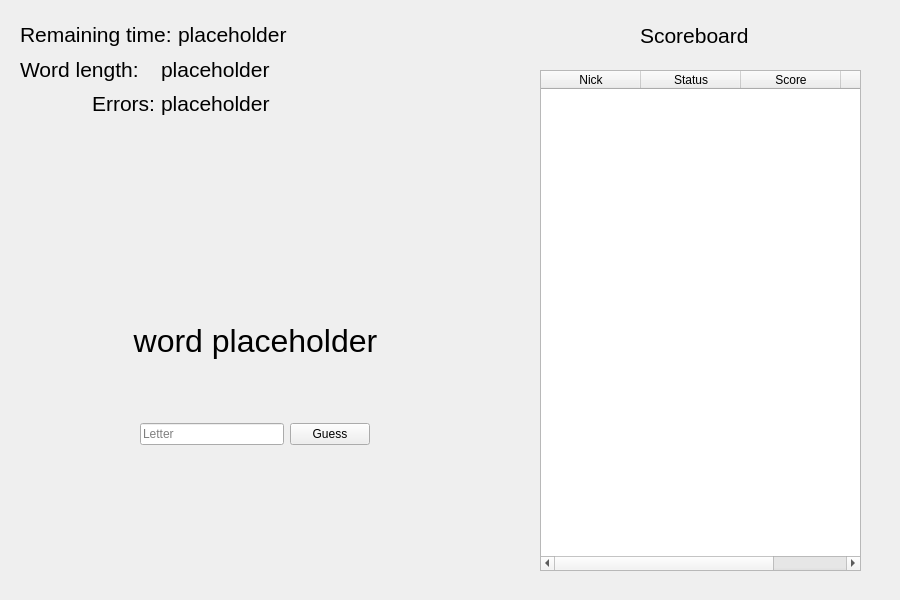
Above: src/client/GameWidget.ui from mikolajdlugolecki/hangman-online before the change. Below: the same form after it.
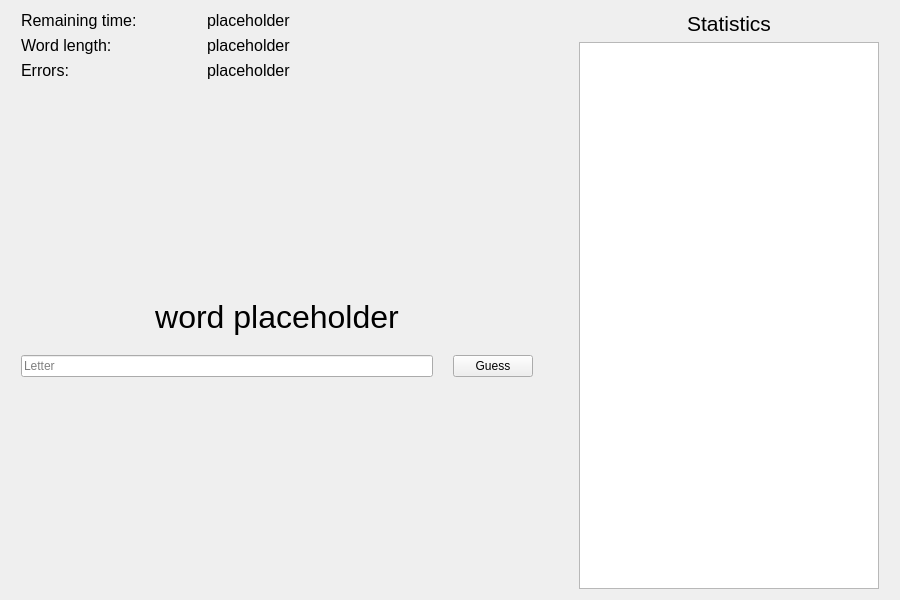
That is the form after the change.

Commit message: Add better base for game stats

```diff
--- a/src/client/GameWidget.ui
+++ b/src/client/GameWidget.ui
@@ -13,15 +13,16 @@
   <property name="windowTitle">
    <string>Form</string>
   </property>
+  <layout class="QGridLayout" name="gridLayout_2">
+   <item row="0" column="1">
+    <layout class="QGridLayout" name="gridLayout">
+     <item row="7" column="0">
+      <layout class="QVBoxLayout" name="verticalLayout">
+       <property name="spacing">
+        <number>20</number>
+       </property>
+       <item>
   <widget class="QLabel" name="maskedWordLabel">
-   <property name="geometry">
-    <rect>
-     <x>60</x>
-     <y>310</y>
-     <width>391</width>
-     <height>61</height>
-    </rect>
-   </property>
    <property name="font">
     <font>
      <pointsize>24</pointsize>
@@ -37,15 +38,8 @@
     <set>Qt::AlignCenter</set>
    </property>
   </widget>
-  <widget class="QWidget" name="layoutWidget">
-   <property name="geometry">
-    <rect>
-     <x>140</x>
-     <y>420</y>
-     <width>230</width>
-     <height>28</height>
-    </rect>
-   </property>
+       </item>
+       <item>
    <layout class="QHBoxLayout" name="horizontalLayout_3">
     <item>
      <widget class="QLineEdit" name="guessLineEdit">
@@ -68,160 +62,282 @@
      </widget>
     </item>
    </layout>
-  </widget>
-  <widget class="QTableWidget" name="statsTable">
-   <property name="enabled">
-    <bool>true</bool>
-   </property>
-   <property name="geometry">
-    <rect>
-     <x>540</x>
-     <y>70</y>
-     <width>321</width>
-     <height>501</height>
-    </rect>
-   </property>
-   <property name="cornerButtonEnabled">
-    <bool>true</bool>
-   </property>
-   <column>
-    <property name="text">
-     <string>Nick</string>
-    </property>
-   </column>
-   <column>
-    <property name="text">
-     <string>Status</string>
-    </property>
-   </column>
-   <column>
-    <property name="text">
-     <string>Score</string>
-    </property>
-   </column>
-   <column>
-    <property name="text">
-     <string>Errors</string>
-    </property>
-   </column>
-  </widget>
-  <widget class="QLabel" name="label_4">
-   <property name="geometry">
-    <rect>
-     <x>640</x>
-     <y>20</y>
-     <width>111</width>
-     <height>31</height>
-    </rect>
-   </property>
-   <property name="font">
-    <font>
-     <pointsize>16</pointsize>
-    </font>
-   </property>
-   <property name="text">
-    <string>Scoreboard</string>
-   </property>
-  </widget>
-  <widget class="QWidget" name="layoutWidget">
-   <property name="geometry">
-    <rect>
-     <x>20</x>
-     <y>20</y>
-     <width>275</width>
-     <height>98</height>
-    </rect>
-   </property>
-   <layout class="QVBoxLayout" name="verticalLayout">
-    <item>
-     <layout class="QHBoxLayout" name="horizontalLayout">
-      <item>
-       <widget class="QLabel" name="label_3">
-        <property name="font">
-         <font>
-          <pointsize>16</pointsize>
-         </font>
-        </property>
-        <property name="text">
-         <string>Remaining time:</string>
-        </property>
-       </widget>
-      </item>
-      <item>
-       <widget class="QLabel" name="timeLabel">
-        <property name="font">
-         <font>
-          <pointsize>16</pointsize>
-         </font>
-        </property>
-        <property name="text">
-         <string>placeholder</string>
-        </property>
-       </widget>
-      </item>
-     </layout>
-    </item>
-    <item>
-     <layout class="QHBoxLayout" name="horizontalLayout_2">
-      <item>
-       <widget class="QLabel" name="label">
-        <property name="font">
-         <font>
-          <pointsize>16</pointsize>
-         </font>
-        </property>
-        <property name="text">
-         <string>Word length:</string>
-        </property>
-       </widget>
-      </item>
-      <item>
-       <widget class="QLabel" name="wordLengthLabel">
-        <property name="font">
-         <font>
-          <pointsize>16</pointsize>
-         </font>
-        </property>
-        <property name="text">
-         <string>placeholder</string>
-        </property>
-       </widget>
-      </item>
-     </layout>
-    </item>
-    <item>
+       </item>
+      </layout>
+     </item>
+     <item row="5" column="0">
      <layout class="QHBoxLayout" name="horizontalLayout_4">
       <item>
        <widget class="QLabel" name="label_2">
+         <property name="sizePolicy">
+          <sizepolicy hsizetype="Preferred" vsizetype="Preferred">
+           <horstretch>0</horstretch>
+           <verstretch>0</verstretch>
+          </sizepolicy>
+         </property>
+         <property name="maximumSize">
+          <size>
+           <width>180</width>
+           <height>16777215</height>
+          </size>
+         </property>
         <property name="font">
          <font>
-          <pointsize>16</pointsize>
+           <pointsize>12</pointsize>
          </font>
         </property>
         <property name="text">
          <string>Errors:</string>
         </property>
         <property name="alignment">
-         <set>Qt::AlignRight|Qt::AlignTrailing|Qt::AlignVCenter</set>
+          <set>Qt::AlignLeading|Qt::AlignLeft|Qt::AlignVCenter</set>
         </property>
        </widget>
       </item>
       <item>
        <widget class="QLabel" name="errorsLabel">
+         <property name="sizePolicy">
+          <sizepolicy hsizetype="Preferred" vsizetype="Preferred">
+           <horstretch>0</horstretch>
+           <verstretch>0</verstretch>
+          </sizepolicy>
+         </property>
+         <property name="font">
+          <font>
+           <pointsize>12</pointsize>
+          </font>
+         </property>
+         <property name="text">
+          <string>placeholder</string>
+         </property>
+         <property name="alignment">
+          <set>Qt::AlignLeading|Qt::AlignLeft|Qt::AlignVCenter</set>
+         </property>
+        </widget>
+       </item>
+      </layout>
+     </item>
+     <item row="4" column="0">
+      <layout class="QHBoxLayout" name="horizontalLayout_2">
+       <item>
+        <widget class="QLabel" name="label">
+         <property name="sizePolicy">
+          <sizepolicy hsizetype="Preferred" vsizetype="Preferred">
+           <horstretch>0</horstretch>
+           <verstretch>0</verstretch>
+          </sizepolicy>
+         </property>
+         <property name="maximumSize">
+          <size>
+           <width>180</width>
+           <height>16777215</height>
+          </size>
+         </property>
+         <property name="font">
+          <font>
+           <pointsize>12</pointsize>
+          </font>
+         </property>
+         <property name="text">
+          <string>Word length:</string>
+         </property>
+         <property name="scaledContents">
+          <bool>false</bool>
+         </property>
+        </widget>
+       </item>
+       <item>
+        <widget class="QLabel" name="wordLengthLabel">
+         <property name="sizePolicy">
+          <sizepolicy hsizetype="Preferred" vsizetype="Preferred">
+           <horstretch>0</horstretch>
+           <verstretch>0</verstretch>
+          </sizepolicy>
+         </property>
+         <property name="font">
+          <font>
+           <pointsize>12</pointsize>
+          </font>
+         </property>
+         <property name="text">
+          <string>placeholder</string>
+         </property>
+         <property name="alignment">
+          <set>Qt::AlignLeading|Qt::AlignLeft|Qt::AlignVCenter</set>
+         </property>
+        </widget>
+       </item>
+      </layout>
+     </item>
+     <item row="8" column="0">
+      <spacer name="verticalSpacer_2">
+       <property name="orientation">
+        <enum>Qt::Vertical</enum>
+       </property>
+       <property name="sizeHint" stdset="0">
+        <size>
+         <width>20</width>
+         <height>40</height>
+        </size>
+       </property>
+      </spacer>
+     </item>
+     <item row="6" column="0">
+      <spacer name="verticalSpacer">
+       <property name="orientation">
+        <enum>Qt::Vertical</enum>
+       </property>
+       <property name="sizeHint" stdset="0">
+        <size>
+         <width>20</width>
+         <height>40</height>
+        </size>
+       </property>
+      </spacer>
+     </item>
+     <item row="3" column="0">
+      <layout class="QHBoxLayout" name="horizontalLayout">
+       <item>
+        <widget class="QLabel" name="label_3">
+         <property name="sizePolicy">
+          <sizepolicy hsizetype="Minimum" vsizetype="Preferred">
+           <horstretch>0</horstretch>
+           <verstretch>0</verstretch>
+          </sizepolicy>
+         </property>
+         <property name="maximumSize">
+          <size>
+           <width>180</width>
+           <height>16777215</height>
+          </size>
+         </property>
+         <property name="font">
+          <font>
+           <pointsize>12</pointsize>
+          </font>
+         </property>
+         <property name="text">
+          <string>Remaining time:</string>
+         </property>
+         <property name="alignment">
+          <set>Qt::AlignLeading|Qt::AlignLeft|Qt::AlignVCenter</set>
+         </property>
+        </widget>
+       </item>
+       <item>
+        <widget class="QLabel" name="timeLabel">
+         <property name="sizePolicy">
+          <sizepolicy hsizetype="Preferred" vsizetype="Preferred">
+           <horstretch>0</horstretch>
+           <verstretch>0</verstretch>
+          </sizepolicy>
+         </property>
+         <property name="font">
+          <font>
+           <pointsize>12</pointsize>
+          </font>
+         </property>
+         <property name="text">
+          <string>placeholder</string>
+         </property>
+         <property name="alignment">
+          <set>Qt::AlignLeading|Qt::AlignLeft|Qt::AlignVCenter</set>
+         </property>
+        </widget>
+       </item>
+      </layout>
+     </item>
+    </layout>
+   </item>
+   <item row="0" column="3">
+    <layout class="QVBoxLayout" name="verticalLayout_2">
+     <item>
+      <widget class="QLabel" name="label_4">
         <property name="font">
          <font>
           <pointsize>16</pointsize>
          </font>
         </property>
         <property name="text">
-         <string>placeholder</string>
-        </property>
-       </widget>
-      </item>
-     </layout>
-    </item>
-   </layout>
-  </widget>
+        <string>Statistics</string>
+       </property>
+       <property name="alignment">
+        <set>Qt::AlignCenter</set>
+       </property>
+      </widget>
+     </item>
+     <item>
+      <widget class="QListWidget" name="listWidget">
+       <property name="sizePolicy">
+        <sizepolicy hsizetype="Preferred" vsizetype="Expanding">
+         <horstretch>0</horstretch>
+         <verstretch>0</verstretch>
+        </sizepolicy>
+       </property>
+       <property name="minimumSize">
+        <size>
+         <width>300</width>
+         <height>0</height>
+        </size>
+       </property>
+       <property name="font">
+        <font>
+         <family>Courier 10 Pitch</family>
+        </font>
+       </property>
+      </widget>
+     </item>
+    </layout>
+   </item>
+   <item row="0" column="0">
+    <spacer name="horizontalSpacer_2">
+     <property name="orientation">
+      <enum>Qt::Horizontal</enum>
+     </property>
+     <property name="sizeType">
+      <enum>QSizePolicy::Fixed</enum>
+     </property>
+     <property name="sizeHint" stdset="0">
+      <size>
+       <width>10</width>
+       <height>20</height>
+      </size>
+     </property>
+    </spacer>
+   </item>
+   <item row="0" column="2">
+    <spacer name="horizontalSpacer">
+     <property name="orientation">
+      <enum>Qt::Horizontal</enum>
+     </property>
+     <property name="sizeType">
+      <enum>QSizePolicy::Minimum</enum>
+     </property>
+     <property name="sizeHint" stdset="0">
+      <size>
+       <width>40</width>
+       <height>20</height>
+      </size>
+     </property>
+    </spacer>
+   </item>
+   <item row="0" column="4">
+    <spacer name="horizontalSpacer_3">
+     <property name="orientation">
+      <enum>Qt::Horizontal</enum>
+     </property>
+     <property name="sizeType">
+      <enum>QSizePolicy::Fixed</enum>
+     </property>
+     <property name="sizeHint" stdset="0">
+      <size>
+       <width>10</width>
+       <height>20</height>
+      </size>
+     </property>
+    </spacer>
+   </item>
+  </layout>
  </widget>
  <resources/>
  <connections/>
```
Lines whose indentation alone changed are shown as unchanged. The commit also changes 7 other files.
